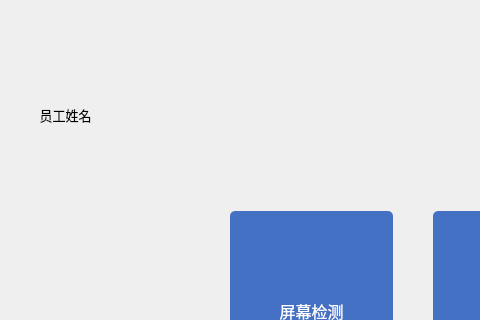
This is choose.ui in jaueone/Magnetic as Qt 5 draws it before an edit; both pictures show x 0 to 480 and y 0 to 320 of the 1078 by 598 pixel window. The edited form follows.
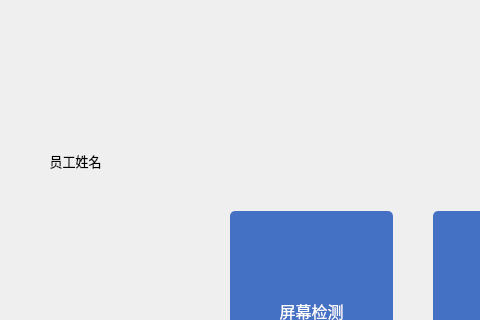
This is the edited form.

Diff of the .ui file:
```diff
--- a/choose.ui
+++ b/choose.ui
@@ -18,20 +18,20 @@
     <rect>
      <x>10</x>
      <y>10</y>
-     <width>111</width>
-     <height>120</height>
+     <width>131</width>
+     <height>171</height>
     </rect>
    </property>
    <layout class="QVBoxLayout" name="verticalLayout">
     <property name="spacing">
-     <number>20</number>
+     <number>0</number>
     </property>
     <item>
      <widget class="QLabel" name="label">
       <property name="minimumSize">
        <size>
         <width>0</width>
-        <height>70</height>
+        <height>130</height>
        </size>
       </property>
       <property name="text">
```
